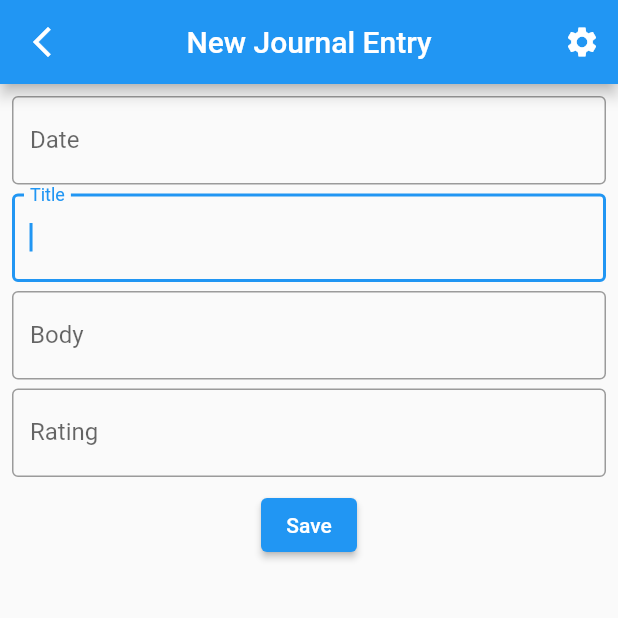
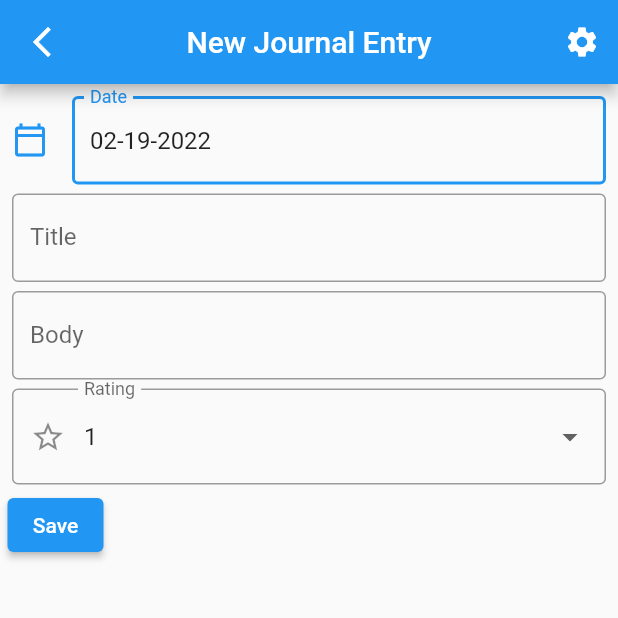
Before and after one commit to heather-fillerup-miller/journal, a Flutter app: the screen it shows after launch, after a tap on the "add" icon, on a phone screen of 412 x 824 dp, the top half of it. Run offline on Flutter 3.47's test engine with Material 2 defaults, Android fonts, the phone set to English and light mode, and no system bars; our stand-ins replace shared_preferences.

Commit message:
Completed Entry Form - But Still Missing DB

```diff
--- /dev/null
+++ b/lib/widgets/entry_rating.dart
@@ -0,0 +1,46 @@
+import 'package:flutter/material.dart';
+
+class EntryRating extends StatefulWidget {
+  final Function(int value) saveMethod;
+  final FocusNode inputOrder;
+
+  const EntryRating(
+      {Key? key, required this.saveMethod, required this.inputOrder})
+      : super(key: key);
+
+  @override
+  State<EntryRating> createState() => _EntryRatingState();
+}
+
+class _EntryRatingState extends State<EntryRating> {
+  int dropdownValue = 1;
+  @override
+  Widget build(BuildContext context) {
+    return Padding(
+      padding: const EdgeInsets.all(3.0),
+      child: DropdownButtonFormField<int>(
+        focusNode: widget.inputOrder,
+        decoration: const InputDecoration(
+          labelText: "Rating",
+          prefixIcon: Icon(Icons.star_border_outlined),
+          border: OutlineInputBorder(),
+        ),
+        //elevation: 16,
+        value: dropdownValue,
+        onChanged: (int? newValue) {
+          setState(() {
+            dropdownValue = newValue!;
+            widget.inputOrder.requestFocus();
+          });
+          widget.saveMethod(dropdownValue);
+        },
+        items: <int>[1, 2, 3, 4].map<DropdownMenuItem<int>>((int value) {
+          return DropdownMenuItem<int>(
+            value: value,
+            child: Text(value.toString()),
+          );
+        }).toList(),
+      ),
+    );
+  }
+}
--- a/lib/widgets/entry_field.dart
+++ b/lib/widgets/entry_text.dart
@@ -1,10 +1,15 @@
 import 'package:flutter/material.dart';
 
-class EntryField extends StatelessWidget {
+class EntryText extends StatelessWidget {
   final String title;
+  final FocusNode inputOrder;
   final Function(String? value) saveMethod;
 
-  const EntryField({Key? key, required this.title, required this.saveMethod})
+  const EntryText(
+      {Key? key,
+      required this.title,
+      required this.saveMethod,
+      required this.inputOrder})
       : super(key: key);
 
   @override
@@ -12,7 +17,7 @@ class EntryField extends StatelessWidget {
     return Padding(
       padding: const EdgeInsets.all(3.0),
       child: TextFormField(
-        autofocus: true,
+        focusNode: inputOrder,
         decoration: InputDecoration(
             labelText: title, border: const OutlineInputBorder()),
         onSaved: (value) {
--- a/lib/widgets/enty_date.dart
+++ b/lib/widgets/enty_date.dart
@@ -3,8 +3,11 @@ import 'package:intl/intl.dart';
 
 class EntryDate extends StatefulWidget {
   final Function(DateTime value) saveMethod;
+  final FocusNode inputOrder;
 
-  const EntryDate({Key? key, required this.saveMethod}) : super(key: key);
+  const EntryDate(
+      {Key? key, required this.saveMethod, required this.inputOrder})
+      : super(key: key);
 
   @override
   State<EntryDate> createState() => _EntryDateState();
@@ -15,7 +18,7 @@ class _EntryDateState extends State<EntryDate> {
 
   @override
   void initState() {
-    dateInput.text = "";
+    dateInput.text = DateFormat('MM-dd-yyyy').format(DateTime.now());
     super.initState();
   }
 
@@ -23,9 +26,12 @@ class _EntryDateState extends State<EntryDate> {
   Widget build(BuildContext context) {
     return Padding(
       padding: const EdgeInsets.all(3.0),
-      child: TextField(
+      child: TextFormField(
+        autofocus: true,
+        focusNode: widget.inputOrder,
         controller: dateInput,
         decoration: const InputDecoration(
+          icon: Icon(Icons.calendar_today_outlined),
           labelText: "Date",
           border: OutlineInputBorder(),
         ),
@@ -37,14 +43,11 @@ class _EntryDateState extends State<EntryDate> {
               firstDate: DateTime(2000),
               lastDate: DateTime(2100));
           if (pickedDate != null) {
-            String formattedDate = DateFormat('yyyy-MM-dd').format(pickedDate);
+            String formattedDate = DateFormat('MM-dd-yyyy').format(pickedDate);
             setState(() {
               dateInput.text = formattedDate;
               widget.saveMethod(pickedDate);
             });
-          } else {
-            dateInput.text = DateFormat('yyyy-MM-dd').format(DateTime.now());
-            widget.saveMethod(DateTime.now());
           }
         },
       ),
--- a/lib/widgets/journal_entry_form.dart
+++ b/lib/widgets/journal_entry_form.dart
@@ -1,7 +1,8 @@
 import 'package:flutter/material.dart';
 import '../db/journal_entry_dto.dart';
-import '../widgets/entry_field.dart';
+import 'entry_text.dart';
 import 'enty_date.dart';
+import 'entry_rating.dart';
 
 class JournalEntryForm extends StatefulWidget {
   final bool darkTheme;
@@ -18,6 +19,19 @@ class JournalEntryForm extends StatefulWidget {
 class _JournalEntryFormState extends State<JournalEntryForm> {
   final _formKey = GlobalKey<FormState>();
   final JournalEntryDTO newEntry = JournalEntryDTO();
+  FocusNode input1 = FocusNode();
+  FocusNode input2 = FocusNode();
+  FocusNode input3 = FocusNode();
+  FocusNode input4 = FocusNode();
+
+  @override
+  void dispose() {
+    input1.dispose();
+    input2.dispose();
+    input3.dispose();
+    input4.dispose();
+    super.dispose();
+  }
 
   @override
   Widget build(BuildContext context) {
@@ -26,13 +40,26 @@ class _JournalEntryFormState extends State<JournalEntryForm> {
       child: Form(
         key: _formKey,
         child: Column(
-          mainAxisAlignment: MainAxisAlignment.start,
+          crossAxisAlignment: CrossAxisAlignment.start,
           children: [
-            EntryDate(saveMethod: newEntry.setDateTime),
-            EntryField(title: 'Title', saveMethod: newEntry.setTitle),
-            EntryField(title: 'Body', saveMethod: newEntry.setBody),
-            EntryField(title: 'Rating', saveMethod: newEntry.setRating),
-            const SizedBox(height: 5),
+            EntryDate(
+              saveMethod: newEntry.setDateTime,
+              inputOrder: input1,
+            ),
+            EntryText(
+              title: 'Title',
+              saveMethod: newEntry.setTitle,
+              inputOrder: input2,
+            ),
+            EntryText(
+              title: 'Body',
+              saveMethod: newEntry.setBody,
+              inputOrder: input3,
+            ),
+            EntryRating(
+              saveMethod: newEntry.setRating,
+              inputOrder: input4,
+            ),
             saveButton(context),
           ],
         ),
@@ -45,9 +72,13 @@ class _JournalEntryFormState extends State<JournalEntryForm> {
         child: const Text('Save'),
         onPressed: () {
           if (_formKey.currentState!.validate()) {
+            newEntry.dateTime ??= DateTime.now();
+            newEntry.rating ??= 1;
             _formKey.currentState!.save();
-            //addDateToJournalEntryValues();
-            Navigator.of(context).pop;
+            ScaffoldMessenger.of(context).showSnackBar(const SnackBar(
+              content: Text('Jounral Entry Saved!'),
+            ));
+            Navigator.of(context).pop();
           }
         });
   }
```
Also changed, not shown: lib/widgets/dropdown_rating.dart (deleted).
